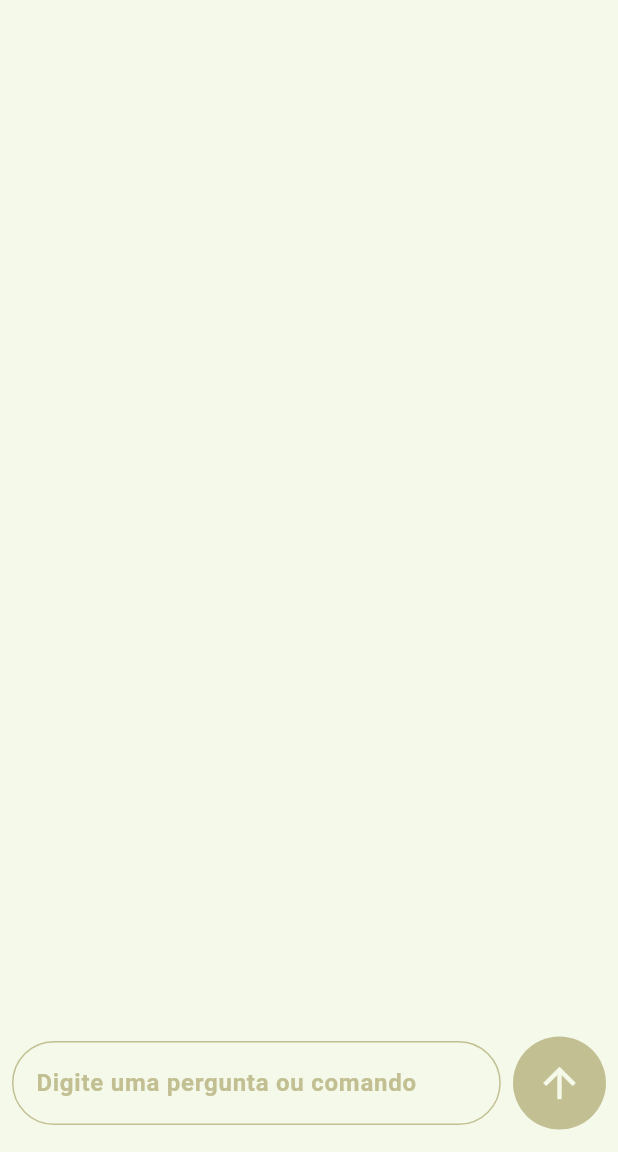
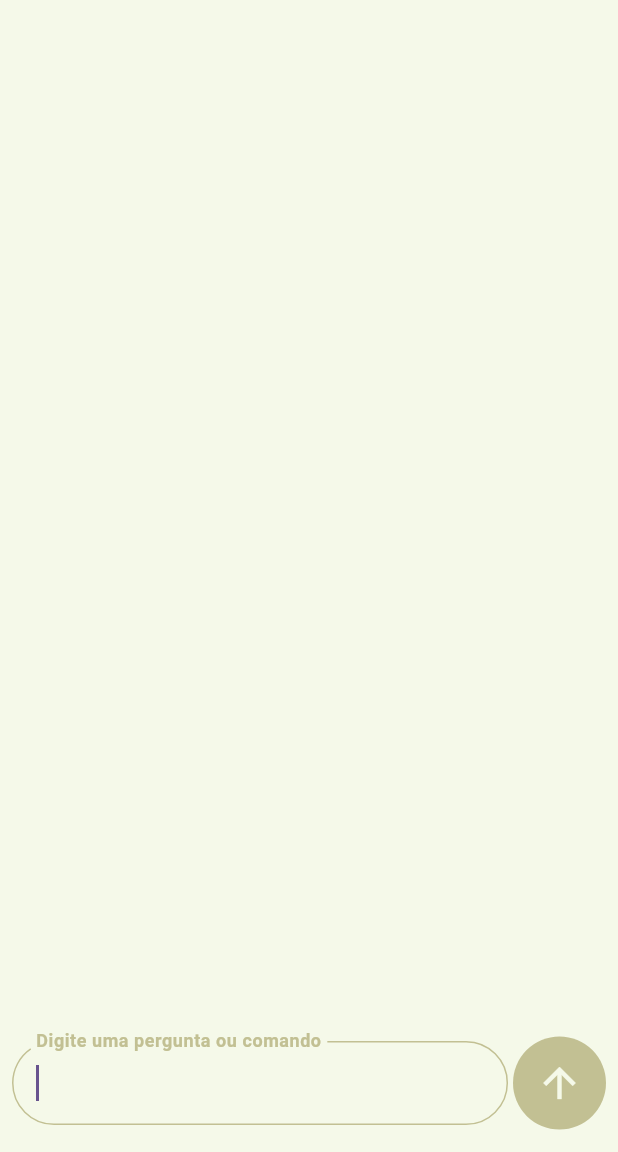
Before and after one commit to Nadilson-IFPE/nad_gemini_ai_chat, a Flutter app: the screen it shows after launch, after a tap on the "arrow upward" icon, on a phone screen of 412 x 824 dp, the part 84-1236 px from its top. Run offline on Flutter 3.47's test engine with Material 3 defaults, Android fonts, the light colour scheme and no system bars; our stand-ins replace envied, google_generative_ai.

Commit message:
Gemini messages config, layout colors

```diff
--- /dev/null
+++ b/lib/features/model/message.dart
@@ -0,0 +1,11 @@
+class Message {
+  final bool isUser;
+  final String message;
+  final DateTime date;
+
+  Message({
+    required this.isUser,
+    required this.message,
+    required this.date,
+  });
+}
--- a/lib/features/view/home_page.dart
+++ b/lib/features/view/home_page.dart
@@ -1,7 +1,10 @@
 import 'package:flutter/material.dart';
-import 'package:flutter/rendering.dart';
 import 'package:flutter/widgets.dart';
+import 'package:google_generative_ai/google_generative_ai.dart';
+import 'package:intl/intl.dart';
 import 'package:nad_gemini_ai_chat/features/config/env.dart';
+import 'package:nad_gemini_ai_chat/features/model/message.dart';
+import 'package:nad_gemini_ai_chat/features/view/gemini_messages.dart';
 
 class HomePage extends StatefulWidget {
   const HomePage({super.key, required this.title});
@@ -14,12 +17,101 @@ class HomePage extends StatefulWidget {
 
 class _HomePageState extends State<HomePage> {
   final TextEditingController _msgEditingController = TextEditingController();
+  final ScrollController _scrollController = ScrollController();
+
+  late FocusNode myFocusNode;
+
+  @override
+  void initState() {
+    _msgEditingController;
+    _scrollController;
+    myFocusNode = FocusNode();
+    super.initState();
+  }
+
+  @override
+  void dispose() {
+    myFocusNode.dispose();
+    _msgEditingController.dispose();
+    _scrollController.dispose();
+    super.dispose();
+  }
+
+  // CUIDADO: 'gemini-pro' é um serviço pago.
+  // CAUTION: 'gemini-pro' is a paid service.
+  // https://ai.google.dev/pricing
+
+  //final _generative_ai_model =
+  //    GenerativeModel(model: 'gemini-pro', apiKey: Env.apiKey);
+
+  final List<Message> _msg = [];
+
+  bool scrollPermitido = false;
+
+  void scrollListToEnd() async {
+    _scrollController.animateTo(_scrollController.position.maxScrollExtent,
+        duration: const Duration(milliseconds: 300), curve: Curves.easeOut);
+  }
+
+  Future<void> sendMessageToGeminiAI() async {
+    var message = _msgEditingController.text;
+    _msgEditingController.clear();
+
+    setState(() {
+      _msg.add(
+        Message(
+          isUser: true,
+          message: message,
+          date: DateTime.now(),
+        ),
+      );
+
+      scrollListToEnd();
+    });
+
+    // CUIDADO: 'gemini-pro' é um serviço pago.
+    // CAUTION: 'gemini-pro' is a paid service.
+    // https://ai.google.dev/pricing
+    // Se pretende mesmo usar, descomente o código desativado e desative os próximos Response e SetState.
+    // If you really want to use it, uncomment the disabled code and comment the next Response and SetState.
+
+    //var content = [Content.text(message)];
+    /* var response = await _generative_ai_model.generateContent(content);
+    setState(() {
+      _msg.add(
+        Message(
+          isUser: false,
+          message: response.text ?? "",
+          date: DateTime.now(),
+        ),
+      );
+
+      scrollListToEnd();
+    }); */
+
+    var response = message;
+    setState(() {
+      _msg.add(
+        Message(
+          isUser: false,
+          message: response,
+          date: DateTime.now(),
+        ),
+      );
+    });
+
+    scrollListToEnd();
+  }
+
   @override
   Widget build(BuildContext context) {
+    double screenWidth = MediaQuery.of(context).size.width;
+    double screenHeight = MediaQuery.of(context).size.height;
+
     return Scaffold(
-      backgroundColor: Color.fromARGB(255, 245, 249, 233),
+      backgroundColor: const Color.fromARGB(255, 245, 249, 233),
       appBar: AppBar(
-        backgroundColor: Color.fromARGB(255, 194, 192, 147),
+        backgroundColor: const Color.fromARGB(255, 194, 192, 147),
         title: Text(
           widget.title,
           style: const TextStyle(
@@ -28,7 +120,12 @@ class _HomePageState extends State<HomePage> {
           ),
         ),
       ),
-      body: Column(
+      body: SafeArea(
+        child: SizedBox(
+          width: screenWidth,
+          height: screenHeight,
+          child: PopScope(
+            child: Column(
               mainAxisAlignment: MainAxisAlignment.end,
               // Apenas para fins de testes do arquivo ".env"
               // For testing purposes of the ".env" file only
@@ -40,35 +137,72 @@ class _HomePageState extends State<HomePage> {
               //      ),
               //],
               children: [
-          Padding(
-            padding: const EdgeInsets.symmetric(horizontal: 8.0, vertical: 15),
-            child: Row(
+                Expanded(
+                  child: SingleChildScrollView(
+                    child: ListView.builder(
+                      physics: const BouncingScrollPhysics(),
+                      shrinkWrap: true,
+                      controller: _scrollController,
+                      itemCount: _msg.length,
+                      //reverse: true,
+                      itemBuilder: (context, index) {
+                        final msg = _msg[index];
+                        if (index == _msg.length) {
+                          return Container(
+                            height: 140,
+                          );
+                        } else {
+                          return GeminiMessages(
+                            isUser: msg.isUser,
+                            message: msg.message,
+                            date: DateFormat('dd/MM/yyyy - HH:mm')
+                                .format(msg.date),
+                          );
+                        }
+                      },
+                    ),
+                  ),
+                ),
+                SizedBox(
+                  child: Expanded(
+                    child: Padding(
+                      padding: const EdgeInsets.symmetric(
+                          horizontal: 8.0, vertical: 15),
+                      child: SizedBox(
+                        child: Column(
+                          children: [
+                            Row(
                               children: [
                                 Expanded(
-                  flex: 40,
+                                  flex: 100,
                                   child: TextFormField(
+                                    focusNode: myFocusNode,
                                     maxLines: null,
                                     controller: _msgEditingController,
                                     decoration: InputDecoration(
                                       floatingLabelStyle: const TextStyle(
-                          color: Color.fromARGB(255, 194, 192, 147)),
+                                          color: Color.fromARGB(
+                                              255, 194, 192, 147)),
                                       enabledBorder: OutlineInputBorder(
                                         borderRadius: BorderRadius.circular(50),
                                         borderSide: const BorderSide(
-                          color: Color.fromARGB(255, 194, 192, 147),
+                                          color: Color.fromARGB(
+                                              255, 194, 192, 147),
                                         ),
                                       ),
                                       focusedBorder: OutlineInputBorder(
                                         borderRadius: BorderRadius.circular(50),
                                         borderSide: const BorderSide(
-                          color: Color.fromARGB(255, 194, 192, 147),
+                                          color: Color.fromARGB(
+                                              255, 194, 192, 147),
                                         ),
                                       ),
                                       label: const Text(
                                         "Digite uma pergunta ou comando",
                                         style: TextStyle(
                                             fontWeight: FontWeight.bold,
-                            color: Color.fromARGB(255, 194, 192, 147)),
+                                            color: Color.fromARGB(
+                                                255, 194, 192, 147)),
                                       ),
                                     ),
                                   ),
@@ -79,20 +213,38 @@ class _HomePageState extends State<HomePage> {
                                   iconSize: 32,
                                   style: ButtonStyle(
                                     backgroundColor: MaterialStateProperty.all(
-                        const Color.fromARGB(255, 194, 192, 147)),
+                                        const Color.fromARGB(
+                                            255, 194, 192, 147)),
                                     foregroundColor: MaterialStateProperty.all(
-                        const Color.fromARGB(255, 245, 249, 233)),
+                                        const Color.fromARGB(
+                                            255, 245, 249, 233)),
                                     shape: MaterialStateProperty.all(
                                       const CircleBorder(),
                                     ),
                                   ),
-                  onPressed: () {},
+                                  onPressed: () {
+                                    if (_msgEditingController.text.isNotEmpty) {
+                                      sendMessageToGeminiAI();
+                                      scrollListToEnd();
+                                      // myFocusNode.requestFocus();
+                                    } else {
+                                      myFocusNode.requestFocus();
+                                    }
+                                  },
                                   icon: const Icon(Icons.arrow_upward_sharp),
                                 ),
                               ],
                             ),
+                          ],
+                        ),
+                      ),
+                    ),
+                  ),
                 ),
               ],
+            ),
+          ),
+        ),
       ),
     );
   }
--- a/pubspec.yaml
+++ b/pubspec.yaml
@@ -36,6 +36,8 @@ dependencies:
   # Use with the CupertinoIcons class for iOS style icons.
   cupertino_icons: ^1.0.6
   envied: ^0.5.4+1
+  google_generative_ai: ^0.2.3
+  intl: ^0.19.0
 
 dev_dependencies:
   flutter_test:
```
Also changed, not shown: lib/features/view/gemini_messages.dart (added, +55 -0 lines), pubspec.lock. Lines whose indentation alone changed are shown as unchanged.
